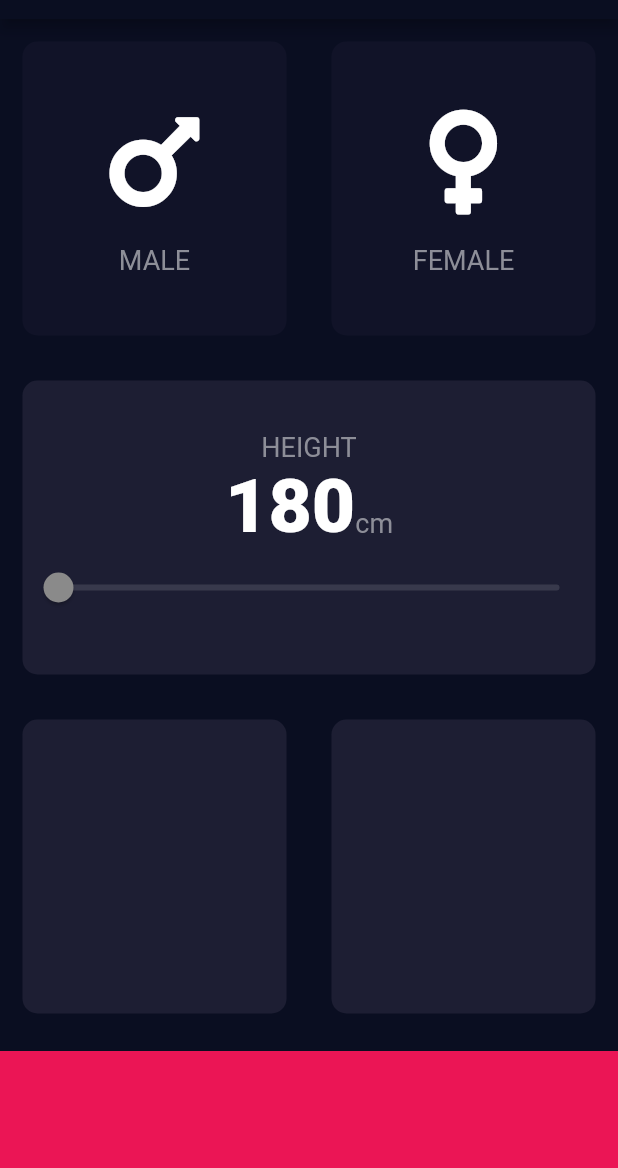
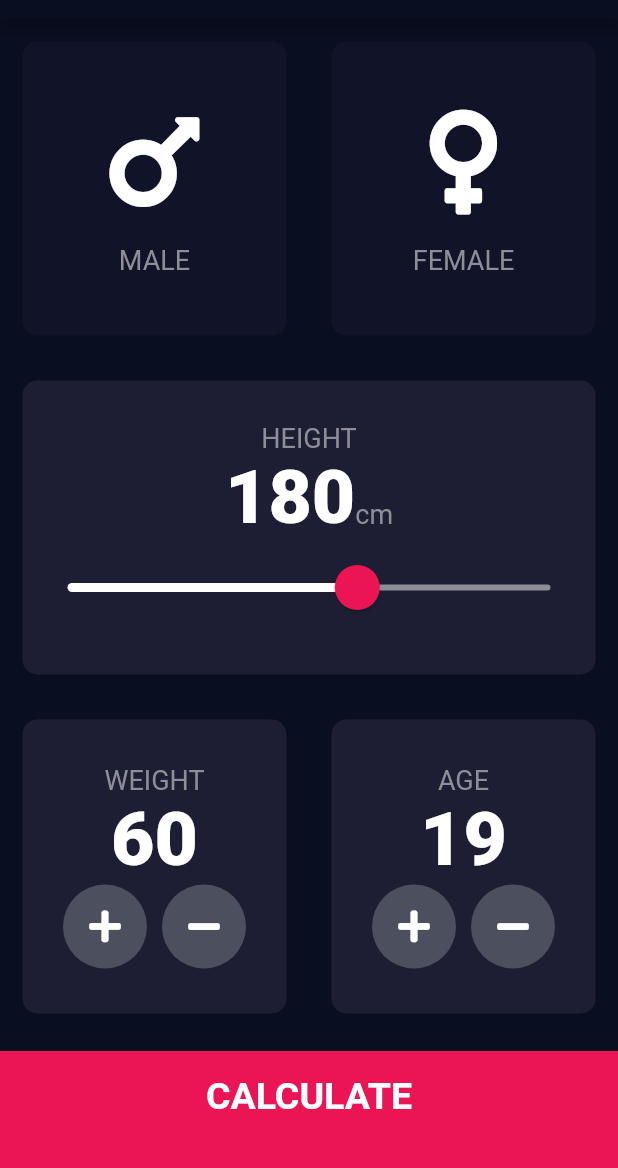
Before and after one commit to roycechua/introduction-to-flutter-development-appbrewery-apps, a Flutter app: the screen it shows after launch, on a phone screen of 412 x 824 dp, the part 65-1233 px from its top. Run offline on Flutter 3.47's test engine with Material 2 defaults, Android fonts, the phone set to English and light mode, and no system bars; our stand-ins replace audioplayers, font_awesome_flutter, rflutter_alert.

Commit message:
Add completed bmi_calculator

```diff
--- /dev/null
+++ b/bmi_calculator/lib/calculator_brain.dart
@@ -0,0 +1,36 @@
+import 'dart:math';
+
+class CalculatorBrain {
+
+  CalculatorBrain({this.height, this.weight});
+
+  final int height;
+  final int weight;
+
+  double _bmi;
+
+  String calculateBMI() {
+    _bmi = weight / pow(height/100, 2);
+    return _bmi.toStringAsFixed(1);
+  }
+
+  String getResult() {
+    if (_bmi >= 25) {
+      return 'Overweight';
+    } else if (_bmi > 18.5) {
+      return 'Normal';
+    } else {
+      return 'Underweight';
+    }
+  }
+
+  String getInterpretation() {
+    if (_bmi >= 25) {
+      return 'You have a higher than normal body weight. Try to exercise more.';
+    } else if (_bmi > 18.5) {
+      return 'You have a normal body weight. Good job!';
+    } else {
+      return 'You have a lower than normal body weight. You can eat a bit more.';
+    }
+  }
+}
--- /dev/null
+++ b/bmi_calculator/lib/components/bottom_button.dart
@@ -0,0 +1,30 @@
+import 'package:flutter/material.dart';
+import '../constants.dart';
+
+class BottomButton extends StatelessWidget {
+
+  BottomButton({@required this.onTap, @required this.buttonTitle});
+
+  final Function onTap;
+  final String buttonTitle;
+
+  @override
+  Widget build(BuildContext context) {
+    return GestureDetector(
+      onTap: onTap,
+      child: Container(
+        child: Center(
+          child: Text(
+            buttonTitle,
+            style: kLargeButtonTextStyle,
+          ),
+        ),
+        color: kbottomContainerColor,
+        padding: EdgeInsets.only(bottom: 20.0),
+        margin: EdgeInsets.only(top: 10.0),
+        width: double.infinity,
+        height: kbottomContainerHeight,
+      ),
+    );
+  }
+}
--- a/bmi_calculator/lib/icon_content.dart
+++ b/bmi_calculator/lib/components/icon_content.dart
@@ -1,5 +1,5 @@
 import 'package:flutter/material.dart';
-import 'constants.dart';
+import 'package:bmicalculator/constants.dart';
 
 class IconContent extends StatelessWidget {
 
--- /dev/null
+++ b/bmi_calculator/lib/components/round_icon_button.dart
@@ -0,0 +1,24 @@
+import 'package:flutter/material.dart';
+
+class RoundIconButton extends StatelessWidget {
+
+  RoundIconButton({@required this.icon, this.onPressed});
+
+  final IconData icon;
+  final Function onPressed;
+
+  @override
+  Widget build(BuildContext context) {
+    return RawMaterialButton(
+      child: Icon(icon),
+      onPressed: onPressed,
+      elevation: 0.0,
+      constraints: BoxConstraints.tightFor(
+        width: 56.0,
+        height: 56.0,
+      ),
+      shape: CircleBorder(),
+      fillColor: Color(0xFF4C4F5E),
+    );
+  }
+}
--- a/bmi_calculator/lib/input_page.dart
+++ b/bmi_calculator/lib/input_page.dart
@@ -1,8 +1,13 @@
+import 'components/round_icon_button.dart';
+import 'package:flutter/cupertino.dart';
 import 'package:flutter/material.dart';
 import 'package:font_awesome_flutter/font_awesome_flutter.dart';
-import 'reusable_card.dart';
-import 'icon_content.dart';
+import 'components/bottom_button.dart';
+import 'components/reusable_card.dart';
+import 'components/icon_content.dart';
 import 'constants.dart';
+import 'results_page.dart';
+import 'calculator_brain.dart';
 
 enum Gender {
   male,
@@ -16,34 +21,10 @@
 
 class _InputPageState extends State<InputPage> {
 
-//  Color maleCardColor = inactiveCardColor;
-//  Color femaleCardColor = inactiveCardColor;
   Gender selectedGender;
-
-  // 1 = male, 2 = female
-//  void updateColor(Gender selectedGender) {
-//    // male card pressed
-//    if (selectedGender == Gender.male) {
-//      if(maleCardColor == inactiveCardColor) {
-//        maleCardColor = activeCardColor;
-//        femaleCardColor = inactiveCardColor;
-//      } else {
-//        maleCardColor = inactiveCardColor;
-//        femaleCardColor = activeCardColor;
-//      }
-//    }
-//
-//    // female card pressed
-//    if (selectedGender == Gender.female) {
-//      if(femaleCardColor == inactiveCardColor) {
-//        femaleCardColor = activeCardColor;
-//        maleCardColor = inactiveCardColor;
-//      } else {
-//        femaleCardColor = inactiveCardColor;
-//        maleCardColor = activeCardColor;
-//      }
-//    }
-//  }
+  int height = 180; // cm
+  int weight = 60; // kilo
+  int age = 19;
 
   @override
   Widget build(BuildContext context) {
@@ -104,7 +85,7 @@
                     textBaseline: TextBaseline.ideographic,
                     children: <Widget>[
                       Text(
-                        '180',
+                        height.toString(),
                         style: kNumberTextStyle,
                       ),
                       Text(
@@ -113,8 +94,26 @@
                       )
                     ],
                   ),
-                  Slider(
-                    value: 0.0,
+                  SliderTheme(
+                    data: SliderTheme.of(context).copyWith(
+                      activeTrackColor: Colors.white,
+                      thumbColor: Color(0xFFEB1555),
+                      overlayColor: Color(0x29EB1555),
+                      thumbShape: RoundSliderThumbShape(enabledThumbRadius: 15.0),
+                      overlayShape: RoundSliderOverlayShape(overlayRadius: 30.0),
+
+                    ),
+                    child: Slider(
+                      value: height.toDouble(),
+                      min: 120.0,
+                      max: 220.0,
+                      inactiveColor: Color(0xFF8D8E98),
+                      onChanged: (double newValue) {
+                        setState(() {
+                          height = newValue.round();
+                        });
+                      },
+                    ),
                   )
                 ],
               ),
@@ -126,21 +125,102 @@
                 Expanded(
                   child: ReusableCard(
                     color: kactiveCardColor,
+                    cardChild: Column(
+                      mainAxisAlignment: MainAxisAlignment.center,
+                      children: <Widget>[
+                        Text(
+                          'WEIGHT',
+                          style: klabelTextStyle,
+                        ),
+                        Text(
+                          weight.toString(),
+                          style: kNumberTextStyle,
+                        ),
+                        Row(
+                          mainAxisAlignment: MainAxisAlignment.center,
+                          children: <Widget>[
+                            RoundIconButton(
+                              icon: FontAwesomeIcons.plus,
+                              onPressed: () {
+                                setState(() {
+                                  weight++;
+                                });
+                              },
+                            ),
+                            SizedBox(
+                              width: 10.0,
+                            ),
+                            RoundIconButton(
+                              icon: FontAwesomeIcons.minus,
+                              onPressed: () {
+                                setState(() {
+                                  weight--;
+                                });
+                              },
+                            ),
+                          ],
+                        ),
+
+                      ],
+                    ),
                   ),
                 ),
                 Expanded(
                   child: ReusableCard(
                     color: kactiveCardColor,
+                    cardChild: Column(
+                      mainAxisAlignment: MainAxisAlignment.center,
+                      children: <Widget>[
+                        Text(
+                          'AGE',
+                          style: klabelTextStyle,
+                        ),
+                        Text(
+                          age.toString(),
+                          style: kNumberTextStyle,
+                        ),
+                        Row(
+                          mainAxisAlignment: MainAxisAlignment.center,
+                          children: <Widget>[
+                            RoundIconButton(
+                              icon: FontAwesomeIcons.plus,
+                              onPressed: () {
+                                setState(() {
+                                  age++;
+                                });
+                              },
+                            ),
+                            SizedBox(
+                              width: 10.0,
+                            ),
+                            RoundIconButton(
+                              icon: FontAwesomeIcons.minus,
+                              onPressed: () {
+                                setState(() {
+                                  age--;
+                                });
+                              },
+                            ),
+                          ],
+                        ),
+
+                      ],
+                    ),
                   ),
                 ),
               ],
             ),
           ),
-          Container(
-            color: kbottomContainerColor,
-            margin: EdgeInsets.only(top: 10.0),
-            width: double.infinity,
-            height: kbottomContainerHeight,
+          BottomButton(
+            buttonTitle: 'CALCULATE',
+            onTap: () {
+              CalculatorBrain calc = CalculatorBrain(height: height, weight:  weight);
+              Navigator.push(context, MaterialPageRoute(builder: (context) => ResultsPage(
+                bmiResult: calc.calculateBMI(),
+                resultText: calc.getResult(),
+                interpretation: calc.getInterpretation(),
+              )));
+            },
           ),
         ],
       )
```
Also changed, not shown: bmi_calculator/lib/constants.dart (+25 -0 lines), bmi_calculator/lib/results_page.dart (added, +69 -0 lines), bmi_calculator/lib/components/reusable_card.dart (renamed from bmi_calculator/lib/reusable_card.dart).
